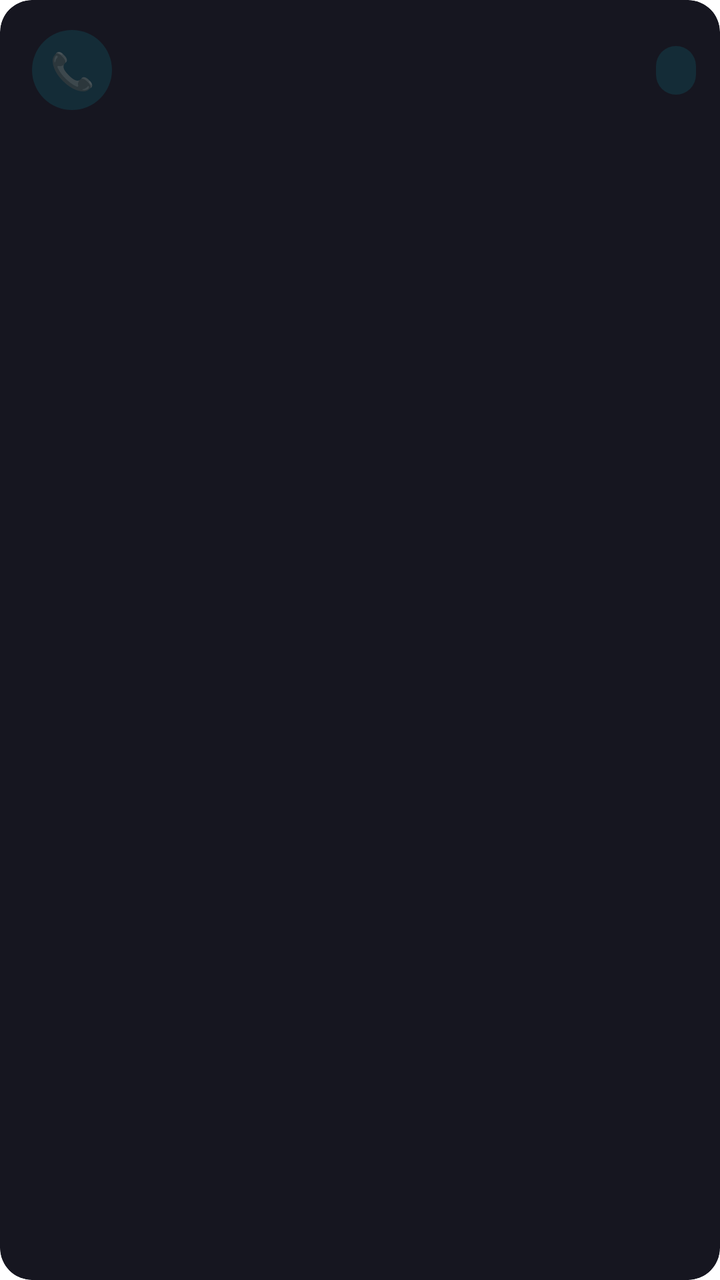
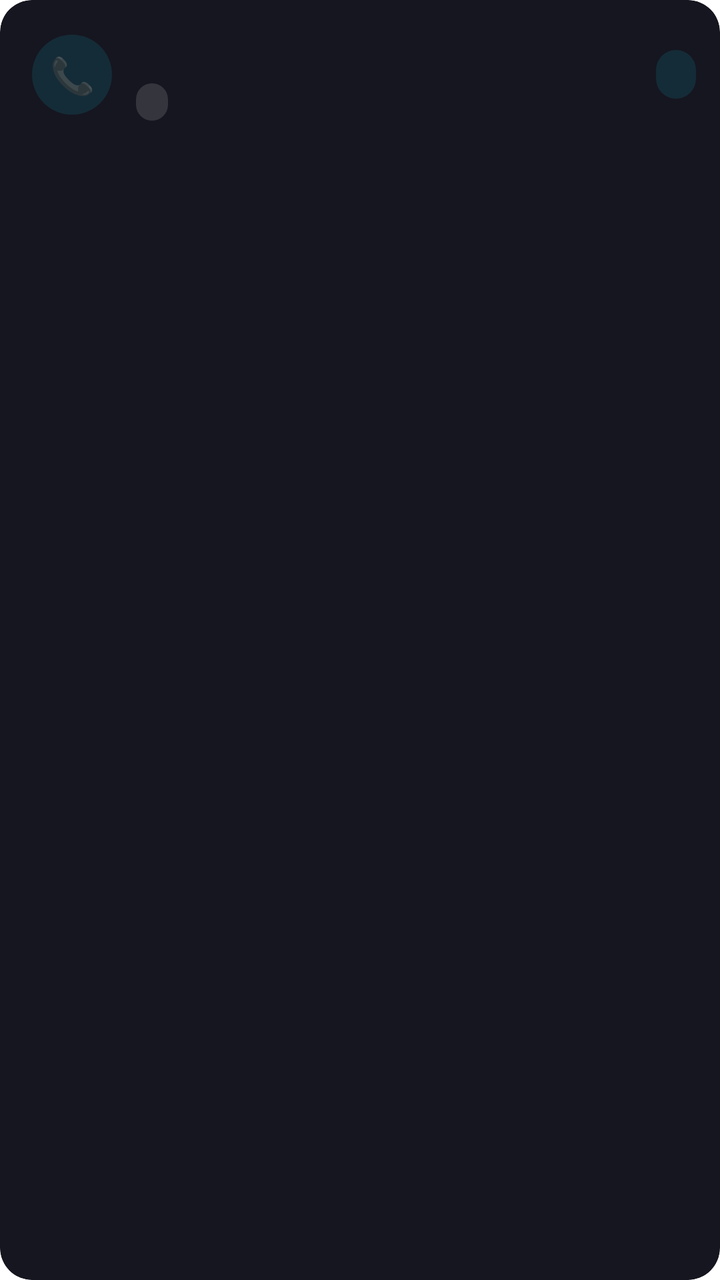

Screens rendered from an Android XML layout before and after an edit, with the pre-edit source and the edit as a unified diff.
<!-- AndroidManifest.xml: application theme Theme.PhoneScanner -->
<!-- res/layout/item_call_record.xml -->
<?xml version="1.0" encoding="utf-8"?>
<androidx.cardview.widget.CardView
    xmlns:android="http://schemas.android.com/apk/res/android"
    xmlns:app="http://schemas.android.com/apk/res-auto"
    android:layout_width="match_parent"
    android:layout_height="wrap_content"
    android:layout_marginStart="16dp"
    android:layout_marginEnd="16dp"
    android:layout_marginTop="6dp"
    app:cardCornerRadius="16dp"
    app:cardBackgroundColor="#FF161620"
    app:cardElevation="0dp">

    <androidx.constraintlayout.widget.ConstraintLayout
        android:layout_width="match_parent"
        android:layout_height="wrap_content"
        android:paddingStart="16dp"
        android:paddingEnd="12dp"
        android:paddingTop="14dp"
        android:paddingBottom="14dp">

        
        <TextView
            android:id="@+id/tvPinIcon"
            android:layout_width="16dp"
            android:layout_height="16dp"
            android:gravity="center"
            android:text="📌"
            android:textSize="10sp"
            android:visibility="gone"
            app:layout_constraintTop_toTopOf="@id/tvIcon"
            app:layout_constraintEnd_toEndOf="@id/tvIcon"
            app:layout_constraintStart_toStartOf="@id/tvIcon" />

        
        <TextView
            android:id="@+id/tvIcon"
            android:layout_width="40dp"
            android:layout_height="40dp"
            android:gravity="center"
            android:text="📞"
            android:textSize="18sp"
            android:background="@drawable/bg_icon_circle"
            app:layout_constraintTop_toTopOf="parent"
            app:layout_constraintBottom_toBottomOf="parent"
            app:layout_constraintStart_toStartOf="parent" />

        
        <TextView
            android:id="@+id/tvNumber"
            android:layout_width="0dp"
            android:layout_height="wrap_content"
            android:textColor="#FFFFFFFF"
            android:textSize="17sp"
            android:textStyle="bold"
            android:fontFamily="sans-serif-medium"
            android:layout_marginStart="12dp"
            app:layout_constraintTop_toTopOf="parent"
            app:layout_constraintStart_toEndOf="@id/tvIcon"
            app:layout_constraintEnd_toStartOf="@id/tvCallCount" />

        
        <TextView
            android:id="@+id/tvTime"
            android:layout_width="0dp"
            android:layout_height="wrap_content"
            android:textColor="#66FFFFFF"
            android:textSize="12sp"
            android:layout_marginStart="12dp"
            android:layout_marginTop="3dp"
            app:layout_constraintTop_toBottomOf="@id/tvNumber"
            app:layout_constraintStart_toEndOf="@id/tvIcon"
            app:layout_constraintEnd_toStartOf="@id/tvCallCount" />

        
        <TextView
            android:id="@+id/tvCallCount"
            android:layout_width="wrap_content"
            android:layout_height="wrap_content"
            android:paddingHorizontal="10dp"
            android:paddingVertical="4dp"
            android:textColor="#00E5FF"
            android:textSize="12sp"
            android:textStyle="bold"
            android:background="@drawable/bg_badge"
            app:layout_constraintTop_toTopOf="parent"
            app:layout_constraintBottom_toBottomOf="parent"
            app:layout_constraintEnd_toEndOf="parent" />

    </androidx.constraintlayout.widget.ConstraintLayout>
</androidx.cardview.widget.CardView>
<!-- resources referenced by this layout -->
<resources>
  <!-- drawable bg_badge (drawable) -->
  <?xml version="1.0" encoding="utf-8"?>
  <shape xmlns:android="http://schemas.android.com/apk/res/android">
      <solid android:color="#1A00E5FF" />
      <corners android:radius="20dp" />
  </shape>
  <!-- drawable bg_icon_circle (drawable) -->
  <?xml version="1.0" encoding="utf-8"?>
  <shape xmlns:android="http://schemas.android.com/apk/res/android"
      android:shape="oval">
      <solid android:color="#1A00E5FF" />
  </shape>
  <style name="Theme.PhoneScanner" parent="Theme.MaterialComponents.DayNight.NoActionBar">
          <item name="colorPrimary">@color/accent_green</item>
          <item name="android:statusBarColor">@color/black</item>
          <item name="android:windowLightStatusBar" tools:targetApi="m">false</item>
      </style>
  <color name="accent_green">#FF2E7D32</color>
  <color name="black">#FF000000</color>
</resources>

<!-- the commit's change to res/layout/item_call_record.xml (unified diff, before → after) -->
@@ -61,15 +61,30 @@
 
         
         <TextView
+            android:id="@+id/tvCarrier"
+            android:layout_width="wrap_content"
+            android:layout_height="wrap_content"
+            android:paddingHorizontal="8dp"
+            android:paddingVertical="2dp"
+            android:textSize="11sp"
+            android:textStyle="bold"
+            android:background="@drawable/bg_carrier_pill"
+            android:layout_marginStart="12dp"
+            android:layout_marginTop="5dp"
+            app:layout_constraintTop_toBottomOf="@id/tvNumber"
+            app:layout_constraintStart_toEndOf="@id/tvIcon" />
+
+        
+        <TextView
             android:id="@+id/tvTime"
             android:layout_width="0dp"
             android:layout_height="wrap_content"
             android:textColor="#66FFFFFF"
             android:textSize="12sp"
-            android:layout_marginStart="12dp"
-            android:layout_marginTop="3dp"
-            app:layout_constraintTop_toBottomOf="@id/tvNumber"
-            app:layout_constraintStart_toEndOf="@id/tvIcon"
+            android:layout_marginStart="8dp"
+            app:layout_constraintTop_toTopOf="@id/tvCarrier"
+            app:layout_constraintBottom_toBottomOf="@id/tvCarrier"
+            app:layout_constraintStart_toEndOf="@id/tvCarrier"
             app:layout_constraintEnd_toStartOf="@id/tvCallCount" />
 
         
<!-- resource entries referenced after the edit -->
@@ -5,6 +5,13 @@
   <shape xmlns:android="http://schemas.android.com/apk/res/android">
       <solid android:color="#1A00E5FF" />
       <corners android:radius="20dp" />
+  </shape>
+  <!-- drawable bg_carrier_pill (drawable) -->
+  <?xml version="1.0" encoding="utf-8"?>
+  <shape xmlns:android="http://schemas.android.com/apk/res/android"
+      android:shape="rectangle">
+      <solid android:color="#22FFFFFF" />
+      <corners android:radius="10dp" />
   </shape>
   <!-- drawable bg_icon_circle (drawable) -->
   <?xml version="1.0" encoding="utf-8"?>
